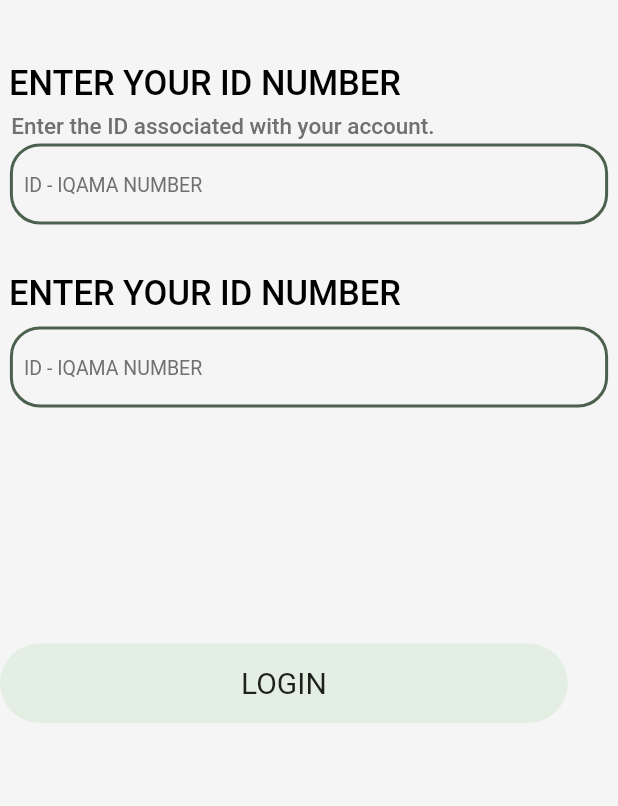
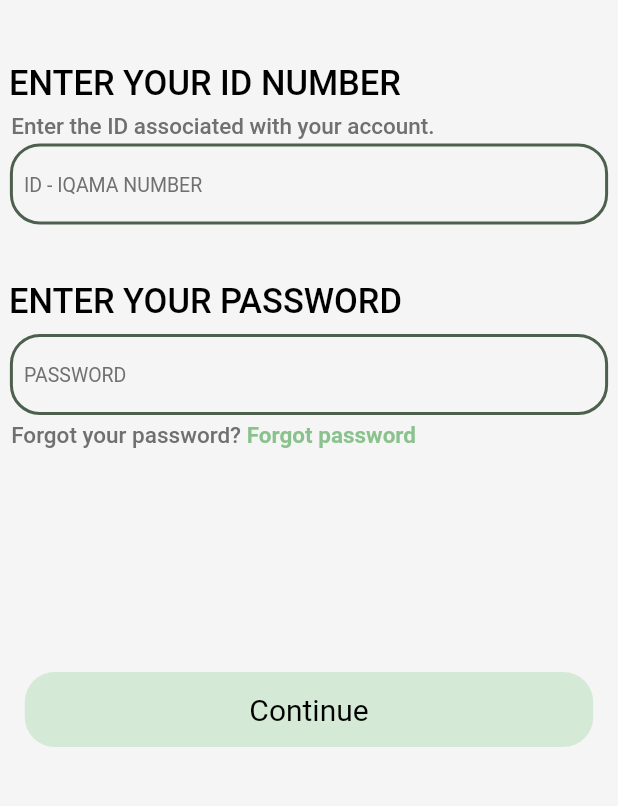
Before and after one commit to ravDev-darting/flash-pass-app, a Flutter app: the LoginScreen screen opened directly, on a phone screen of 412 x 824 dp, the part 236-1042 px from its top. Run offline on Flutter 3.47's test engine with Material 2 defaults, Android fonts, the phone set to English and light mode, and no system bars.

Commit message:
auth cont

```diff
--- a/lib/loginOrSignUp.dart
+++ b/lib/loginOrSignUp.dart
@@ -1,3 +1,4 @@
+import 'package:flash_pass/loginSc.dart';
 import 'package:flutter/material.dart';
 
 class LoginOrSignUp extends StatefulWidget {
@@ -117,7 +118,10 @@ class _LoginOrSignUpState extends State<LoginOrSignUp> {
             ),
           ),
           const SizedBox(height: 7),
-          Container(
+          GestureDetector(
+            onTap: () => Navigator.push(context,
+                MaterialPageRoute(builder: (_) => const LoginScreen())),
+            child: Container(
               padding: EdgeInsets.symmetric(
                   horizontal: MediaQuery.of(context).size.width * .39,
                   vertical: 15),
@@ -127,6 +131,7 @@ class _LoginOrSignUpState extends State<LoginOrSignUp> {
               child: const Text(
                 'LOGIN',
                 style: TextStyle(fontSize: 20),
+              ),
             ),
           ),
           const SizedBox(
--- a/lib/loginSc.dart
+++ b/lib/loginSc.dart
@@ -11,6 +11,7 @@ class _LoginScreenState extends State<LoginScreen> {
   @override
   Widget build(BuildContext context) {
     return Scaffold(
+      resizeToAvoidBottomInset: false,
       backgroundColor: Colors.grey.shade100,
       body: Column(
         mainAxisAlignment: MainAxisAlignment.start,
@@ -122,12 +123,12 @@ class _LoginScreenState extends State<LoginScreen> {
             ),
           ),
           const SizedBox(
-            height: 25,
+            height: 30,
           ),
           const Padding(
             padding: EdgeInsets.all(6.0),
             child: Text(
-              "ENTER YOUR ID NUMBER",
+              "ENTER YOUR PASSWORD",
               overflow: TextOverflow.ellipsis,
               style: TextStyle(
                   fontSize: 23,
@@ -149,7 +150,7 @@ class _LoginScreenState extends State<LoginScreen> {
             child: const TextField(
               // controller: _reviewController,
               decoration: InputDecoration(
-                  hintText: '  ID - IQAMA NUMBER',
+                  hintText: '  PASSWORD',
                   enabledBorder:
                       UnderlineInputBorder(borderSide: BorderSide.none),
                   focusedBorder:
@@ -157,20 +158,56 @@ class _LoginScreenState extends State<LoginScreen> {
                   hintStyle: TextStyle(fontSize: 13, color: Color(0xFF707070))),
             ),
           ),
+          const SizedBox(
+            height: 3,
+          ),
+          Row(
+            children: [
+              const Text(
+                "  Forgot your password?",
+                overflow: TextOverflow.ellipsis,
+                style: TextStyle(
+                    fontSize: 15,
+                    color: Color(0xFF707070),
+                    fontWeight: FontWeight.w500),
+              ),
+              Text(
+                " Forgot password",
+                overflow: TextOverflow.ellipsis,
+                style: TextStyle(
+                    fontSize: 15,
+                    color: Colors.green.shade600.withOpacity(.6),
+                    fontWeight: FontWeight.w700),
+              ),
+            ],
+          ),
           SizedBox(
             height: MediaQuery.of(context).size.height * .18,
           ),
-          const SizedBox(height: 7),
-          Container(
-            padding: EdgeInsets.symmetric(
-                horizontal: MediaQuery.of(context).size.width * .39,
-                vertical: 15),
-            decoration: BoxDecoration(
-                borderRadius: BorderRadius.circular(100),
-                color: Colors.green.shade100.withOpacity(.43)),
-            child: const Text(
-              'LOGIN',
-              style: TextStyle(fontSize: 20),
+          Center(
+            child: SizedBox(
+              width: MediaQuery.of(context).size.width * .92,
+              child: ElevatedButton(
+                onPressed: () => Navigator.pushNamed(context, ''),
+                style: ElevatedButton.styleFrom(
+                    splashFactory: NoSplash.splashFactory,
+                    backgroundColor: Colors.green.shade100.withOpacity(.7),
+                    shadowColor: Colors.transparent,
+                    elevation: 0,
+                    minimumSize: const Size(0, 50),
+                    shape: RoundedRectangleBorder(
+                        borderRadius: BorderRadius.circular(20))),
+                child: const Padding(
+                  padding: EdgeInsets.symmetric(horizontal: 20),
+                  child: Text(
+                    'Continue',
+                    style: TextStyle(
+                        fontSize: 20,
+                        color: Colors.black,
+                        fontWeight: FontWeight.normal),
+                  ),
+                ),
+              ),
             ),
           ),
         ],
--- a/lib/main.dart
+++ b/lib/main.dart
@@ -1,4 +1,4 @@
-import 'package:flash_pass/loginSc.dart';
+import 'package:flash_pass/splash.dart';
 import 'package:flutter/material.dart';
 
 void main() {
@@ -11,8 +11,7 @@ class MyApp extends StatelessWidget {
   Widget build(BuildContext context) {
     return const MaterialApp(
       debugShowCheckedModeBanner: false,
-      // home: SplashScreenMain(),
-      home: LoginScreen(),
+      home: SplashScreenMain(),
     );
   }
 }
```
Lines whose indentation alone changed are shown as unchanged.
